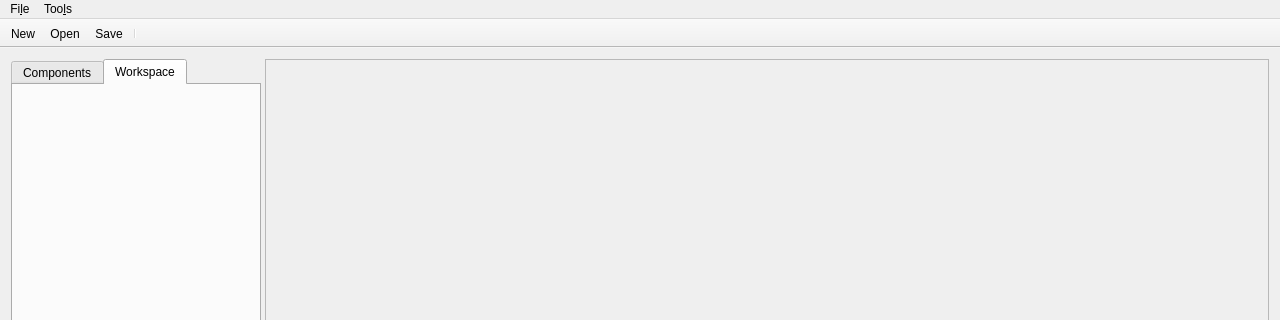
This is src/mainwindow.ui in Students-of-the-city-of-Kostroma/KSU.Visio.Cpp as Qt 5 draws it before an edit; both pictures show x 0 to 1280 and y 0 to 320 of the 1280 by 812 pixel window. The edited form follows.
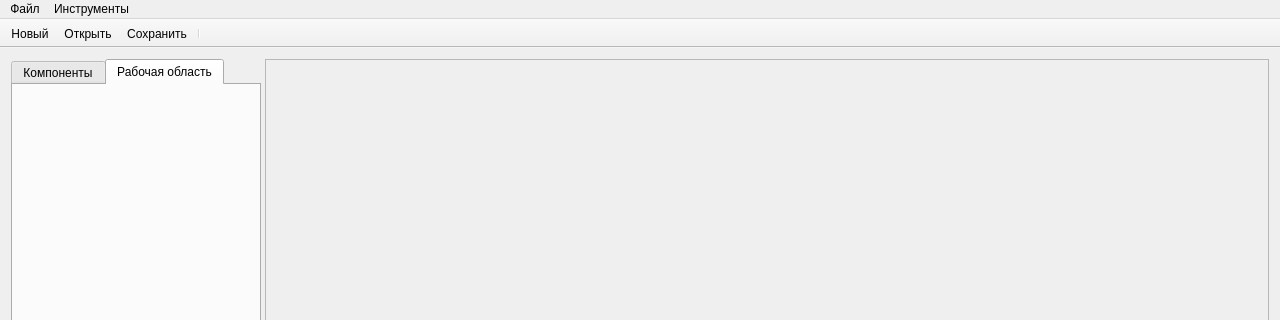
This is the edited form. The open tabs and pages were chosen to show the change. Icons and pictures are not drawn.

```diff
--- a/src/mainwindow.ui
+++ b/src/mainwindow.ui
@@ -39,7 +39,7 @@
         </property>
         <widget class="QWidget" name="tab_2">
          <attribute name="title">
-          <string>Components</string>
+          <string>Компоненты</string>
          </attribute>
          <layout class="QVBoxLayout" name="verticalLayout">
           <property name="spacing">
@@ -56,7 +56,7 @@
         </widget>
         <widget class="QWidget" name="tab_3">
          <attribute name="title">
-          <string>Workspace</string>
+          <string>Рабочая область</string>
          </attribute>
          <layout class="QVBoxLayout" name="verticalLayout_2">
           <item>
@@ -94,7 +94,7 @@
    </property>
    <widget class="QMenu" name="menuFile">
     <property name="title">
-     <string>Fi&amp;le</string>
+     <string>Файл</string>
     </property>
     <addaction name="actionNew"/>
     <addaction name="actionOpen"/>
@@ -103,7 +103,7 @@
    </widget>
    <widget class="QMenu" name="menuTools">
     <property name="title">
-     <string>Too&amp;ls</string>
+     <string>Инструменты</string>
     </property>
    </widget>
    <addaction name="menuFile"/>
@@ -131,7 +131,7 @@
      <normaloff>:/icons/new</normaloff>:/icons/new</iconset>
    </property>
    <property name="text">
-    <string>&amp;New</string>
+    <string>Новый</string>
    </property>
   </action>
   <action name="actionOpen">
@@ -140,7 +140,7 @@
      <normaloff>:/icons/open</normaloff>:/icons/open</iconset>
    </property>
    <property name="text">
-    <string>&amp;Open</string>
+    <string>Открыть</string>
    </property>
   </action>
   <action name="actionSave">
@@ -149,7 +149,7 @@
      <normaloff>:/icons/save</normaloff>:/icons/save</iconset>
    </property>
    <property name="text">
-    <string>&amp;Save</string>
+    <string>Сохранить</string>
    </property>
   </action>
   <action name="actionQuit">
```
Left out of the diff: 11 changed lines with no effect on the pictures.
